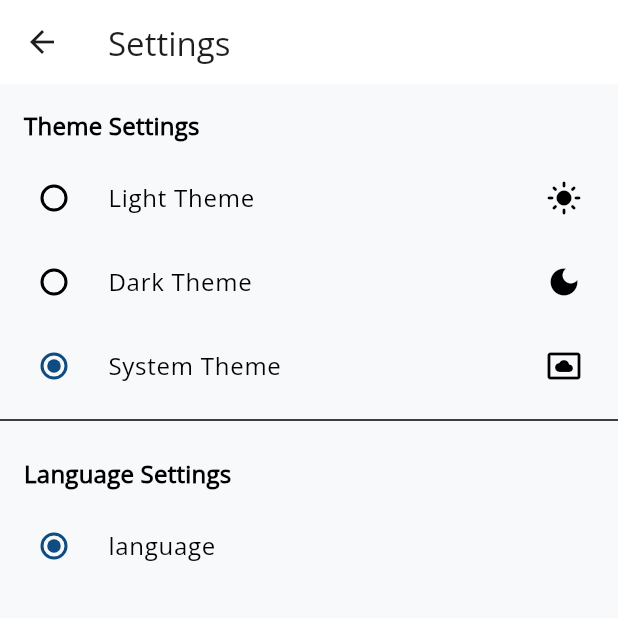
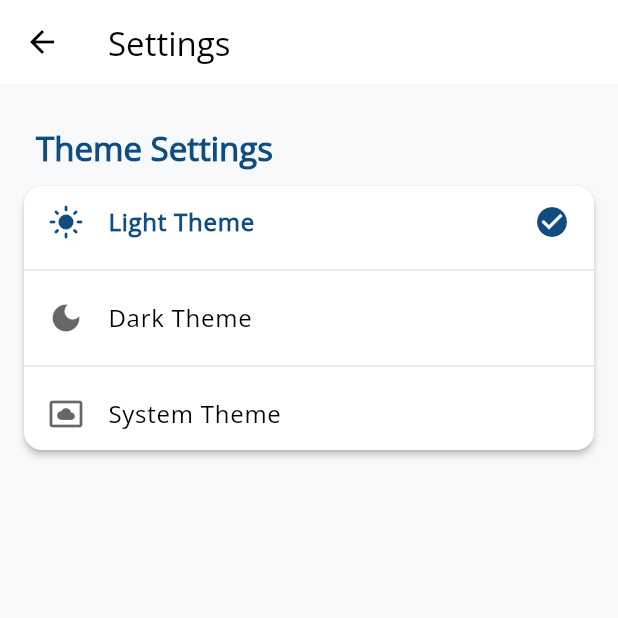
Before and after one commit to qamarsultan7/roamsavvy, a Flutter app: the screen it shows after launch, item 3 of the bottom bar chosen, after a tap on "Light Theme", on a phone screen of 412 x 824 dp, the top half of it. Run offline on Flutter 3.47's test engine with Material 3 defaults, Android fonts, the light colour scheme and no system bars; our stand-ins replace bloc, equatable, flutter_animate, flutter_bloc, lottie.

Commit message:
feat: implement settings management with BLoC for theme selection and refactor related components

```diff
--- a/lib/app/app.dart
+++ b/lib/app/app.dart
@@ -1,27 +1,37 @@
 import 'package:flutter/material.dart';
+import 'package:flutter_bloc/flutter_bloc.dart';
 import 'package:roamsavvy/app/app_theme.dart';
 import 'package:roamsavvy/app/routes/route_generator.dart';
 import 'package:roamsavvy/app/routes/route_name.dart';
+import 'package:roamsavvy/featured/settings/bloc/settings_bloc.dart';
 
 class MyApp extends StatelessWidget {
   const MyApp({super.key});
 
   @override
   Widget build(BuildContext context) {
+    return BlocBuilder<SettingsBloc, SettingsState>(
+      buildWhen: (previous, current) =>
+          previous.themeMode != current.themeMode,
+      builder: (context, state) {
         return MaterialApp(
           title: 'Traveler Guide',
           theme: AppTheme.lightTheme,
           darkTheme: AppTheme.darkTheme,
-      themeMode: ThemeMode.system,
+          themeMode: state.themeMode,
           initialRoute: RouteName.home,
           onGenerateRoute: RouteGenerator.generateRoute,
           debugShowCheckedModeBanner: false,
           builder: (context, child) {
             final screenWidth = MediaQuery.of(context).size.width;
-        final bool isLargeScreen = screenWidth > 600; // for Now just Wanted it to make for Only Mobile Screen Width
+            final bool isLargeScreen =
+                screenWidth >
+                600; // for Now just Wanted it to make for Only Mobile Screen Width
             return Center(
               child: Container(
-            padding: EdgeInsets.symmetric(horizontal: isLargeScreen ? 16.0 : 0),
+                padding: EdgeInsets.symmetric(
+                  horizontal: isLargeScreen ? 16.0 : 0,
+                ),
                 decoration:
                     isLargeScreen
                         ? BoxDecoration(
@@ -42,5 +52,7 @@ class MyApp extends StatelessWidget {
             );
           },
         );
+      },
+    );
   }
 }
--- a/lib/featured/home/view/home_view.dart
+++ b/lib/featured/home/view/home_view.dart
@@ -1,7 +1,7 @@
 import 'package:flutter/material.dart';
 import 'package:flutter_animate/flutter_animate.dart';
 import 'widgets/cover_heading_widget.dart';
-import 'widgets/expandable_card_container.dart';
+import '../../../shared/components/expandable_card_container.dart';
 
 class HomeView extends StatelessWidget {
   const HomeView({super.key});
--- /dev/null
+++ b/lib/featured/settings/bloc/settings_bloc.dart
@@ -0,0 +1,16 @@
+import 'package:bloc/bloc.dart';
+import 'package:equatable/equatable.dart';
+import 'package:flutter/material.dart';
+
+part 'settings_event.dart';
+part 'settings_state.dart';
+
+class SettingsBloc extends Bloc<SettingsEvent, SettingsState> {
+  SettingsBloc() : super(SettingsState.initial()) {
+    on<UpdateThemeEvent>(_onUpdateTheme);
+  }
+
+  void _onUpdateTheme(UpdateThemeEvent event, Emitter<SettingsState> emit) {
+    emit(state.copyWith(themeMode: event.themeMode));
+  }
+}
--- /dev/null
+++ b/lib/featured/settings/bloc/settings_event.dart
@@ -0,0 +1,10 @@
+part of 'settings_bloc.dart';
+
+sealed class SettingsEvent {
+  const SettingsEvent();
+}
+
+class UpdateThemeEvent extends SettingsEvent {
+  final ThemeMode themeMode;
+  const UpdateThemeEvent(this.themeMode);
+}
--- /dev/null
+++ b/lib/featured/settings/bloc/settings_state.dart
@@ -0,0 +1,17 @@
+part of 'settings_bloc.dart';
+
+class SettingsState extends Equatable {
+  final ThemeMode themeMode;
+  const SettingsState({this.themeMode = ThemeMode.system});
+
+  factory SettingsState.initial() {
+    return const SettingsState();
+  }
+
+  SettingsState copyWith({ThemeMode? themeMode, String? language}) {
+    return SettingsState(themeMode: themeMode ?? this.themeMode);
+  }
+
+  @override
+  List<Object> get props => [themeMode];
+}
--- a/lib/featured/settings/view/settings_view.dart
+++ b/lib/featured/settings/view/settings_view.dart
@@ -1,4 +1,6 @@
 import 'package:flutter/material.dart';
+import 'package:flutter_bloc/flutter_bloc.dart';
+import '../bloc/settings_bloc.dart';
 
 class SettingsView extends StatefulWidget {
   const SettingsView({super.key});
@@ -8,81 +10,129 @@ class SettingsView extends StatefulWidget {
 }
 
 class _SettingsViewState extends State<SettingsView> {
-  // Theme mode selection
-  final ThemeMode _currentThemeMode = ThemeMode.system;
-  // Language selection (just UI)
-
-  @override
-  void initState() {
-    super.initState();
-  }
-
   @override
   Widget build(BuildContext context) {
+    final theme = Theme.of(context);
+    final colorScheme = theme.colorScheme;
+
     return Scaffold(
-      appBar: AppBar(title: const Text('Settings'), elevation: 0),
-      body: ListView(
-        children: [
-          // Theme settings section
-          _buildSectionHeader('Theme Settings'),
-          _buildThemeSelector(),
+      appBar: AppBar(
+        title: const Text('Settings'),
+        elevation: 0,
+        backgroundColor: colorScheme.surface,
+        foregroundColor: colorScheme.onSurface,
+      ),
+      body: BlocBuilder<SettingsBloc, SettingsState>(
+        builder: (context, state) {
+          return Padding(
+            padding: const EdgeInsets.symmetric(horizontal: 16, vertical: 12),
+            child: Column(
+              crossAxisAlignment: CrossAxisAlignment.start,
+              children: [
+                // Theme settings section
+                _buildSectionHeader('Theme Settings', theme),
+                _buildCard(child: _buildThemeSelector(state.themeMode, theme)),
 
-          const Divider(),
-
-          // Language settings section
-          _buildSectionHeader('Language Settings'),
-          _buildLanguageSelector(),
-        ],
+                const SizedBox(height: 20),
+              ],
+            ),
+          );
+        },
       ),
     );
   }
 
-  Widget _buildSectionHeader(String title) {
+  Widget _buildSectionHeader(String title, ThemeData theme) {
     return Padding(
-      padding: const EdgeInsets.fromLTRB(16, 16, 16, 8),
+      padding: const EdgeInsets.fromLTRB(8, 16, 8, 12),
       child: Text(
         title,
-        style: Theme.of(
-          context,
-        ).textTheme.titleMedium?.copyWith(fontWeight: FontWeight.bold),
+        style: theme.textTheme.titleLarge?.copyWith(
+          fontWeight: FontWeight.bold,
+          color: theme.colorScheme.primary,
+        ),
       ),
     );
   }
 
-  Widget _buildThemeSelector() {
+  Widget _buildCard({required Widget child}) {
+    return Card(
+      elevation: 2,
+      margin: const EdgeInsets.only(bottom: 8),
+      shape: RoundedRectangleBorder(borderRadius: BorderRadius.circular(12)),
+      child: child,
+    );
+  }
+
+  Widget _buildThemeSelector(ThemeMode currentThemeMode, ThemeData theme) {
     return Column(
       children: [
-        RadioListTile<ThemeMode>(
-          title: const Text('Light Theme'),
-          secondary: const Icon(Icons.light_mode),
+        _buildThemeOption(
+          title: 'Light Theme',
+          icon: Icons.light_mode,
           value: ThemeMode.light,
-          groupValue: _currentThemeMode,
-          onChanged: (ThemeMode? value) {},
+          groupValue: currentThemeMode,
+          theme: theme,
         ),
-        RadioListTile<ThemeMode>(
-          title: const Text('Dark Theme'),
-          secondary: const Icon(Icons.dark_mode),
+        Divider(color: theme.colorScheme.onSurface.withOpacity(0.1)),
+        _buildThemeOption(
+          title: 'Dark Theme',
+          icon: Icons.dark_mode,
           value: ThemeMode.dark,
-          groupValue: _currentThemeMode,
-          onChanged: (ThemeMode? value) {},
+          groupValue: currentThemeMode,
+          theme: theme,
         ),
-        RadioListTile<ThemeMode>(
-          title: const Text('System Theme'),
-          secondary: const Icon(Icons.settings_system_daydream),
+        Divider(color: theme.colorScheme.onSurface.withOpacity(0.1)),
+        _buildThemeOption(
+          title: 'System Theme',
+          icon: Icons.settings_system_daydream,
           value: ThemeMode.system,
-          groupValue: _currentThemeMode,
-          onChanged: (ThemeMode? value) {},
+          groupValue: currentThemeMode,
+          theme: theme,
         ),
       ],
     );
   }
 
-  Widget _buildLanguageSelector() {
-    return RadioListTile<String>(
-      title: Text('language'),
-      value: 'language',
-      groupValue: 'language',
-      onChanged: (String? value) {},
+  Widget _buildThemeOption({
+    required String title,
+    required IconData icon,
+    required ThemeMode value,
+    required ThemeMode groupValue,
+    required ThemeData theme,
+  }) {
+    final isSelected = value == groupValue;
+    final colorScheme = theme.colorScheme;
+
+    return InkWell(
+      onTap: () {
+        context.read<SettingsBloc>().add(UpdateThemeEvent(value));
+      },
+      child: Padding(
+        padding: const EdgeInsets.symmetric(horizontal: 16, vertical: 12),
+        child: Row(
+          children: [
+            Icon(
+              icon,
+              color:
+                  isSelected
+                      ? colorScheme.primary
+                      : colorScheme.onSurface.withOpacity(0.6),
+            ),
+            const SizedBox(width: 16),
+            Text(
+              title,
+              style: theme.textTheme.bodyLarge?.copyWith(
+                color: isSelected ? colorScheme.primary : colorScheme.onSurface,
+                fontWeight: isSelected ? FontWeight.bold : FontWeight.normal,
+              ),
+            ),
+            const Spacer(),
+            if (isSelected)
+              Icon(Icons.check_circle, color: colorScheme.primary),
+          ],
+        ),
+      ),
     );
   }
 }
--- a/lib/main.dart
+++ b/lib/main.dart
@@ -3,6 +3,7 @@ import 'package:flutter_bloc/flutter_bloc.dart';
 import 'package:roamsavvy/app/app.dart';
 import 'package:roamsavvy/featured/home/bloc/home_bloc.dart';
 import 'package:roamsavvy/featured/onboarding/bloc/onboarding_bloc.dart';
+import 'featured/settings/bloc/settings_bloc.dart';
 import 'shared/bloc/bottom_nav_bar_bloc.dart';
 
 
@@ -14,6 +15,9 @@ void main() {
       BlocProvider(
         create: (_) => BottomNavBarBloc(),
       ),
+      BlocProvider(
+        create: (_) => SettingsBloc(),
+      ),
       ],
       child: const MyApp(),
     ),
--- a/lib/shared/components/custom_bottom_navbar.dart
+++ b/lib/shared/components/custom_bottom_navbar.dart
@@ -25,26 +25,26 @@ class _CustomBottomNavbarState extends State<CustomBottomNavbar> {
     // Initialize the tab icons
     _tabIcons = [
       Icons.home_outlined,
-      Icons.explore_outlined,
-      Icons.person_outline,
+      Icons.search_outlined,
+      Icons.settings_outlined,
     ];
 
     // Set initial BLoC state if needed
     if (widget.selectedIndex != 0) {
       context.read<BottomNavBarBloc>().add(
-        BottomNavBarItemTapped(index: widget.selectedIndex)
+        BottomNavBarItemTapped(index: widget.selectedIndex),
       );
     }
   }
 
   void _onTabSelected(int newIndex) {
     // Dispatch event to the BLoC
-    if(newIndex==2){
+    if (newIndex == 2) {
       Navigator.pushNamed(context, RouteName.settings);
       return;
     }
     context.read<BottomNavBarBloc>().add(
-      BottomNavBarItemTapped(index: newIndex)
+      BottomNavBarItemTapped(index: newIndex),
     );
 
     // Call the onTap callback if provided
@@ -54,6 +54,8 @@ class _CustomBottomNavbarState extends State<CustomBottomNavbar> {
   @override
   Widget build(BuildContext context) {
     return BlocBuilder<BottomNavBarBloc, BottomNavBarState>(
+      buildWhen: (previous, current) =>
+          previous.selectedIndex != current.selectedIndex,
       builder: (context, state) {
         final theme = Theme.of(context);
         final borderRadius = BorderRadius.circular(12);
@@ -93,7 +95,9 @@ class _CustomBottomNavbarState extends State<CustomBottomNavbar> {
                       // Droplet background per tab
                       Row(
                         mainAxisAlignment: MainAxisAlignment.center,
-                        children: List.generate(_tabIcons.length * 2 - 1, (index) {
+                        children: List.generate(_tabIcons.length * 2 - 1, (
+                          index,
+                        ) {
                           // Add spacing widgets between tabs
                           if (index.isOdd) {
                             return SizedBox(width: spacing);
@@ -144,7 +148,9 @@ class _CustomBottomNavbarState extends State<CustomBottomNavbar> {
                       // Foreground icons
                       Row(
                         mainAxisAlignment: MainAxisAlignment.center,
-                        children: List.generate(_tabIcons.length * 2 - 1, (index) {
+                        children: List.generate(_tabIcons.length * 2 - 1, (
+                          index,
+                        ) {
                           // Add spacing widgets between tabs
                           if (index.isOdd) {
                             return SizedBox(width: spacing);
@@ -158,7 +164,9 @@ class _CustomBottomNavbarState extends State<CustomBottomNavbar> {
                             child: GestureDetector(
                               onTap: () => _onTabSelected(tabIndex),
                               child: Container(
-                                padding: const EdgeInsets.symmetric(vertical: 8),
+                                padding: const EdgeInsets.symmetric(
+                                  vertical: 8,
+                                ),
                                 child: Center(
                                   child: Icon(
                                     _tabIcons[tabIndex],
--- a/lib/featured/home/view/widgets/expanded_card_widget.dart
+++ b/lib/shared/components/expanded_card_widget.dart
@@ -1,7 +1,6 @@
 import 'package:flutter/material.dart';
 
-import '../../../../shared/components/custom_main_button.dart'
-    show CustomMainButton;
+import 'custom_main_button.dart' show CustomMainButton;
 
 class RestaurantCardExpanded extends StatelessWidget {
   final double rating;
@@ -23,6 +22,7 @@ class RestaurantCardExpanded extends StatelessWidget {
 
   @override
   Widget build(BuildContext context) {
+    final theme = Theme.of(context);
     return Container(
       padding: const EdgeInsets.all(16.0),
       child: Column(
@@ -48,9 +48,12 @@ class RestaurantCardExpanded extends StatelessWidget {
                       ),
                     ],
                   ),
-                  const Text(
+                  Text(
                     'Rating',
-                    style: TextStyle(color: Colors.black54, fontSize: 12),
+                    style: TextStyle(
+                      color: theme.colorScheme.onSurface,
+                      fontSize: 12,
+                    ),
                   ),
                 ],
               ),
@@ -65,9 +68,12 @@ class RestaurantCardExpanded extends StatelessWidget {
                       fontSize: 16,
                     ),
                   ),
-                  const Text(
+                  Text(
                     'Price Range',
-                    style: TextStyle(color: Colors.black54, fontSize: 12),
+                    style: TextStyle(
+                      color: theme.colorScheme.onSurface,
+                      fontSize: 12,
+                    ),
                   ),
                 ],
               ),
@@ -77,25 +83,21 @@ class RestaurantCardExpanded extends StatelessWidget {
                 children: [
                   Row(
                     children: [
-                      const Icon(
+                      Icon(
                         Icons.access_time,
-                        color: Colors.black87,
+                        color: theme.colorScheme.primary,
                         size: 18,
                       ),
                       const SizedBox(width: 4),
                       Text(
                         '$deliveryTime min',
-                        style: const TextStyle(
+                        style: theme.textTheme.titleMedium?.copyWith(
                           fontWeight: FontWeight.bold,
-                          fontSize: 16,
                         ),
                       ),
                     ],
                   ),
-                  const Text(
-                    'Delivery',
-                    style: TextStyle(color: Colors.black54, fontSize: 12),
-                  ),
+                  Text('Delivery', style: theme.textTheme.bodySmall),
                 ],
               ),
             ],
@@ -103,10 +105,13 @@ class RestaurantCardExpanded extends StatelessWidget {
 
           const SizedBox(height: 16),
 
-          // Address
           Row(
             children: [
-              const Icon(Icons.location_on, color: Colors.black87, size: 16),
+              Icon(
+                Icons.location_on,
+                color: theme.colorScheme.primary,
+                size: 16,
+              ),
               const SizedBox(width: 8),
               Expanded(
                 child: Text(address, style: const TextStyle(fontSize: 14)),
--- a/lib/shared/components/share_widgets.dart
+++ b/lib/shared/components/share_widgets.dart
@@ -1,3 +1,4 @@
 export 'package:roamsavvy/shared/components/custom_main_button.dart';
 export 'package:roamsavvy/shared/components/custom_bottom_navbar.dart';
 export 'package:roamsavvy/shared/components/custom_search_field.dart';
+export 'package:roamsavvy/shared/components/expandable_card_container.dart';
```
Also changed, not shown: lib/shared/components/collapsed_card_widget.dart (renamed from lib/featured/home/view/widgets/collapsed_card_widget.dart), lib/shared/components/expandable_card_container.dart (renamed from lib/featured/home/view/widgets/expandable_card_container.dart). Lines whose indentation alone changed are shown as unchanged.
